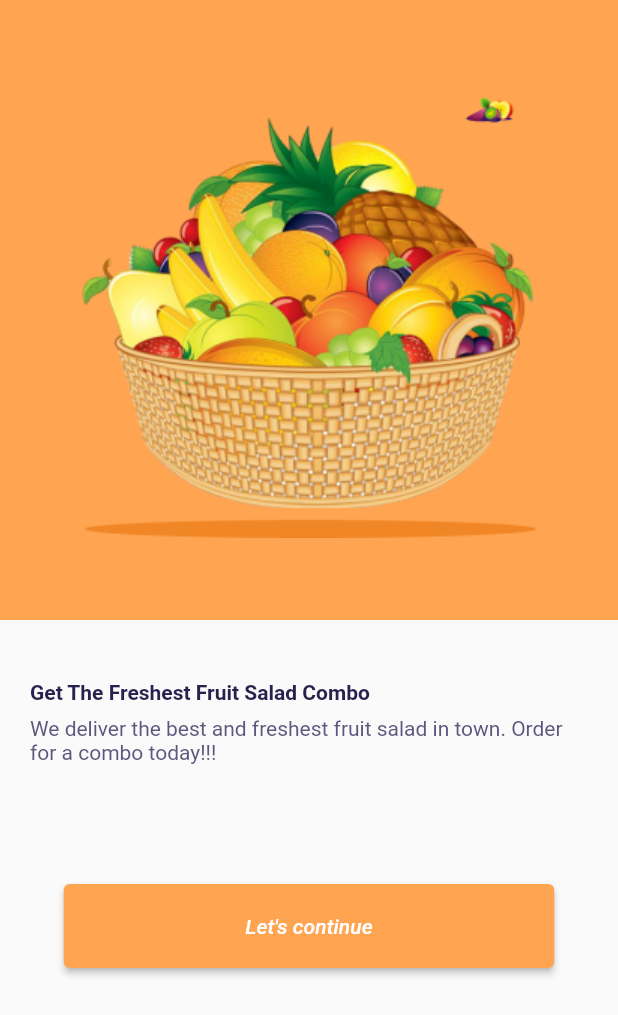
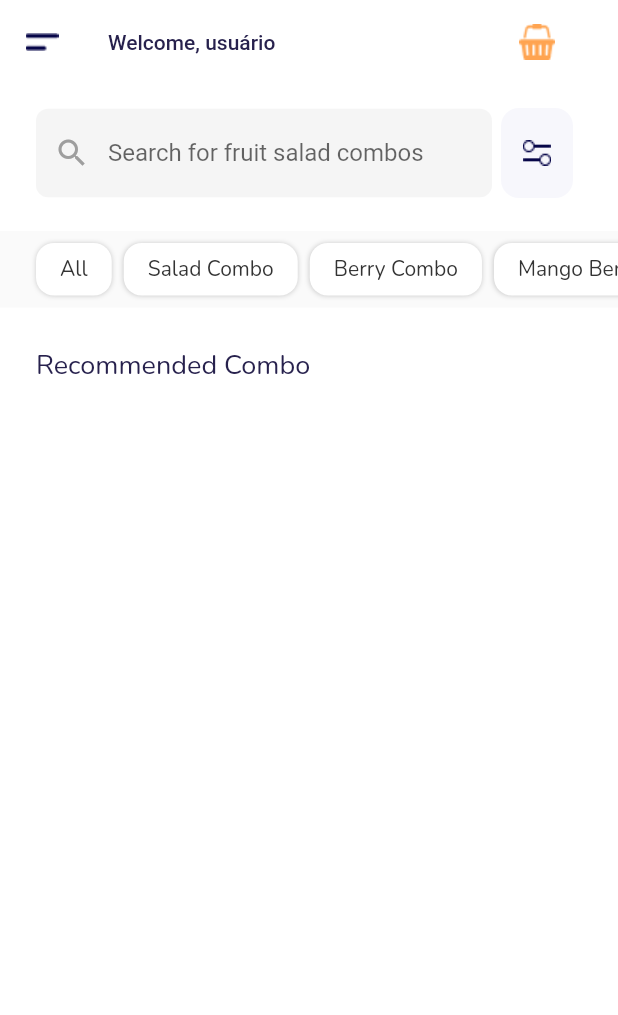
Before and after one commit to DarkDragonHand/TarefaSprint2, a Flutter app: the screen it shows after launch, on a phone screen of 412 x 824 dp. Shown: the top 1015 px of the screen. Run offline on Flutter 3.47's test engine with Material 2 defaults, Android fonts, the light colour scheme and no system bars; our stand-ins replace google_fonts.

Commit message:
Ajustes em algumas telas e em assets

```diff
--- /dev/null
+++ b/fruit_sale_mobile/lib/data/name_inherited.dart
@@ -0,0 +1,22 @@
+import 'package:flutter/material.dart';
+
+class NameInherited extends InheritedWidget {
+  NameInherited({
+    Key? key,
+    required Widget child,
+  }) : super(key: key, child: child);
+
+  final TextEditingController nameHomeScreen = TextEditingController();
+
+  static NameInherited of(BuildContext context) {
+    final NameInherited? result = context.dependOnInheritedWidgetOfExactType();
+    assert(result != null, '');
+    return result!;
+  }
+
+  @override
+  bool updateShouldNotify(covariant InheritedWidget oldWidget) {
+    // TODO: implement updateShouldNotify
+    throw UnimplementedError();
+  }
+}
--- a/fruit_sale_mobile/lib/main.dart
+++ b/fruit_sale_mobile/lib/main.dart
@@ -1,5 +1,7 @@
 import 'package:flutter/material.dart';
+import 'package:fruit_sale_mobile/screens/home_screen.dart';
 import 'package:fruit_sale_mobile/screens/splash_screen.dart';
+import 'package:fruit_sale_mobile/screens/welcome_screen.dart';
 
 void main() {
   runApp(const MyApp());
@@ -12,7 +14,7 @@ class MyApp extends StatelessWidget {
   @override
   Widget build(BuildContext context) {
     return const MaterialApp(
-      home: SplashScreen(),
+      home: HomeScreen(),
     );
   }
 }
--- a/fruit_sale_mobile/lib/screens/authentication_screen.dart
+++ b/fruit_sale_mobile/lib/screens/authentication_screen.dart
@@ -1,7 +1,7 @@
 import 'package:flutter/material.dart';
 
 class AuthenticationScreen extends StatefulWidget {
-  const AuthenticationScreen({super.key});
+  AuthenticationScreen({super.key});
 
   @override
   State<AuthenticationScreen> createState() => _AuthenticationScreenState();
@@ -14,6 +14,7 @@ class _AuthenticationScreenState extends State<AuthenticationScreen> {
   Widget build(BuildContext context) {
     return Scaffold(
       body: Center(
+        child: SingleChildScrollView(
           child: Column(
             children: [
               Container(
@@ -27,8 +28,9 @@ class _AuthenticationScreenState extends State<AuthenticationScreen> {
                   crossAxisAlignment: CrossAxisAlignment.start,
                   children: [
                     const Text("What is your firstname?",
-                      style: TextStyle(
+                        style: TextStyle( //Colocar GoogleFont aqui
                           color: Color(0xFF5D577E),
+
                         )),
                     const SizedBox(height: 17),
                     TextField(
@@ -51,7 +53,7 @@ class _AuthenticationScreenState extends State<AuthenticationScreen> {
                   backgroundColor: const Color(0xFFFFA451),
                 ),
                 child: const Text(
-                "Let's continue",
+                  "Start Ordering",
                   style: TextStyle(
                     color: Colors.white,
                     fontStyle: FontStyle.italic,
@@ -62,6 +64,7 @@ class _AuthenticationScreenState extends State<AuthenticationScreen> {
             ],
           ),
         ),
+      ),
     );
   }
 }
--- a/fruit_sale_mobile/lib/screens/home_screen.dart
+++ b/fruit_sale_mobile/lib/screens/home_screen.dart
@@ -0,0 +1,191 @@
+import 'package:flutter/material.dart';
+import 'package:google_fonts/google_fonts.dart';
+
+class HomeScreen extends StatefulWidget {
+  const HomeScreen({super.key});
+
+  @override
+  State<HomeScreen> createState() => _HomeScreenState();
+}
+
+class _HomeScreenState extends State<HomeScreen> {
+  @override
+  Widget build(BuildContext context) {
+    return Scaffold(
+      backgroundColor: Colors.white,
+      appBar: AppBar(
+        leading: IconButton(
+            onPressed: () {}, icon: Image.asset("assets/images/menu.png")),
+        elevation: 0,
+        backgroundColor: Colors.white,
+        title: const Text(
+          "Welcome, usuário",
+          style: TextStyle(fontSize: 14, color: Color(0xFF27214D)),
+        ),
+        actions: [
+          CircleAvatar(
+            radius: 30,
+            child: IconButton(
+                onPressed: () {},
+                icon: Image.asset("assets/images/basket.png")),
+            backgroundColor: Colors.white,
+          ),
+          Padding(
+            padding: EdgeInsets.symmetric(horizontal: 12.0),
+          ),
+        ],
+      ),
+      body: Column(
+        mainAxisAlignment: MainAxisAlignment.start,
+        crossAxisAlignment: CrossAxisAlignment.start,
+        children: [
+          Padding(
+            padding: const EdgeInsets.symmetric(horizontal: 24, vertical: 16),
+            child: Row(
+              children: [
+                Flexible(
+                  child: TextField(
+                    decoration: InputDecoration(
+                      prefixIcon: Icon(Icons.search),
+                      prefixIconColor: Colors.grey,
+                      fillColor: Color(0xFFF5F5F5),
+                      filled: true,
+                      border: OutlineInputBorder(
+                        borderRadius: BorderRadius.circular(8.0),
+                        borderSide: BorderSide.none,
+                      ),
+                      hintText: "Search for fruit salad combos",
+                    ),
+                  ),
+                ),
+                Container(
+                  padding: EdgeInsets.symmetric(vertical: 6.0),
+                  margin: EdgeInsets.symmetric(horizontal: 6.0),
+                  decoration: BoxDecoration(
+                      borderRadius: BorderRadius.circular(12),
+                      color: Color(0xFFF7F7FC)),
+                  child: IconButton(
+                      onPressed: () {},
+                      icon: Image.asset("assets/images/filter.png")),
+                )
+              ],
+            ),
+          ),
+          const SizedBox(height: 6),
+          SingleChildScrollView(
+            scrollDirection: Axis.horizontal,
+            child: Container(
+              color: Color(0xFFFAFAFA),
+              child: Row(
+                children: [
+                  Container(
+                    padding: const EdgeInsets.only(
+                        left: 16, right: 16, bottom: 8, top: 8),
+                    margin: const EdgeInsets.only(
+                      left: 24,
+                      top: 8,
+                      right: 8,
+                      bottom: 8,
+                    ),
+                    decoration: BoxDecoration(
+                      borderRadius: BorderRadius.circular(12),
+                      color: Colors.white,
+                      boxShadow: [
+                        BoxShadow(
+                          color: Colors.grey.withOpacity(0.5),
+                          blurRadius: 2,
+                        )
+                      ],
+                    ),
+                    child: Text("All",
+                        style: GoogleFonts.nunito(
+                          color: Color(0xFF333333),
+                        )),
+                  ),
+                  Container(
+                    padding: const EdgeInsets.only(
+                        left: 16, right: 16, bottom: 8, top: 8),
+                    margin: const EdgeInsets.only(
+                      top: 8,
+                      right: 8,
+                      bottom: 8,
+                    ),
+                    decoration: BoxDecoration(
+                      boxShadow: [
+                        BoxShadow(
+                          color: Colors.grey.withOpacity(0.5),
+                          blurRadius: 2,
+                        )
+                      ],
+                      borderRadius: BorderRadius.circular(12),
+                      color: Colors.white,
+                    ),
+                    child: Text("Salad Combo",
+                        style: GoogleFonts.nunito(
+                          color: Color(0xFF333333),
+                        )),
+                  ),
+                  Container(
+                    padding: const EdgeInsets.only(
+                        left: 16, right: 16, bottom: 8, top: 8),
+                    margin: const EdgeInsets.only(
+                      top: 8,
+                      right: 8,
+                      bottom: 8,
+                    ),
+                    decoration: BoxDecoration(
+                      boxShadow: [
+                        BoxShadow(
+                          color: Colors.grey.withOpacity(0.5),
+                          blurRadius: 2,
+                        )
+                      ],
+                      borderRadius: BorderRadius.circular(12),
+                      color: Colors.white,
+                    ),
+                    child: Text("Berry Combo",
+                        style: GoogleFonts.nunito(
+                          color: Color(0xFF333333),
+                        )),
+                  ),
+                  Container(
+                    padding: const EdgeInsets.only(
+                        left: 16, right: 16, bottom: 8, top: 8),
+                    margin: const EdgeInsets.only(
+                      top: 8,
+                      right: 8,
+                      bottom: 8,
+                    ),
+                    decoration: BoxDecoration(
+                      boxShadow: [
+                        BoxShadow(
+                          color: Colors.grey.withOpacity(0.5),
+                          blurRadius: 2,
+                        )
+                      ],
+                      borderRadius: BorderRadius.circular(12),
+                      color: Colors.white,
+                    ),
+                    child: Text("Mango Berry",
+                        style: GoogleFonts.nunito(
+                          color: Color(0xFF333333),
+                        )),
+                  ),
+                ],
+              ),
+            ),
+          ),
+          const SizedBox(height: 26),
+          Container(
+            margin: EdgeInsets.symmetric(horizontal: 24),
+            child: Text(
+              "Recommended Combo",
+              style: GoogleFonts.nunito(fontSize: 18, color: Color(0xFF27214D)),
+            ),
+          ),
+          Container()
+        ],
+      ),
+    );
+  }
+}
--- a/fruit_sale_mobile/lib/screens/welcome_screen.dart
+++ b/fruit_sale_mobile/lib/screens/welcome_screen.dart
@@ -1,4 +1,5 @@
 import 'package:flutter/material.dart';
+import 'package:fruit_sale_mobile/screens/authentication_screen.dart';
 //import 'package:google_fonts/google_fonts.dart';
 
 class WelcomeScreen extends StatelessWidget {
@@ -36,11 +37,14 @@ class WelcomeScreen extends StatelessWidget {
             ),
             const SizedBox(height: 80),
             ElevatedButton(
-              onPressed: () {},
+              onPressed: () {
+                Navigator.push(context, MaterialPageRoute(builder: (context) => AuthenticationScreen(),),
+                );
+              },
               style: ElevatedButton.styleFrom(
-                  minimumSize: const Size(327.0, 56.0),
-                  backgroundColor: const Color(0xFFFFA451),
-                  ),
+                minimumSize: const Size(327.0, 56.0),
+                backgroundColor: const Color(0xFFFFA451),
+              ),
               child: const Text(
                 "Let's continue",
                 style: TextStyle(
```
Also changed, not shown: fruit_sale_mobile/assets/images/filter.png (added), fruit_sale_mobile/assets/images/menu.png (added). Lines whose indentation alone changed are shown as unchanged.
